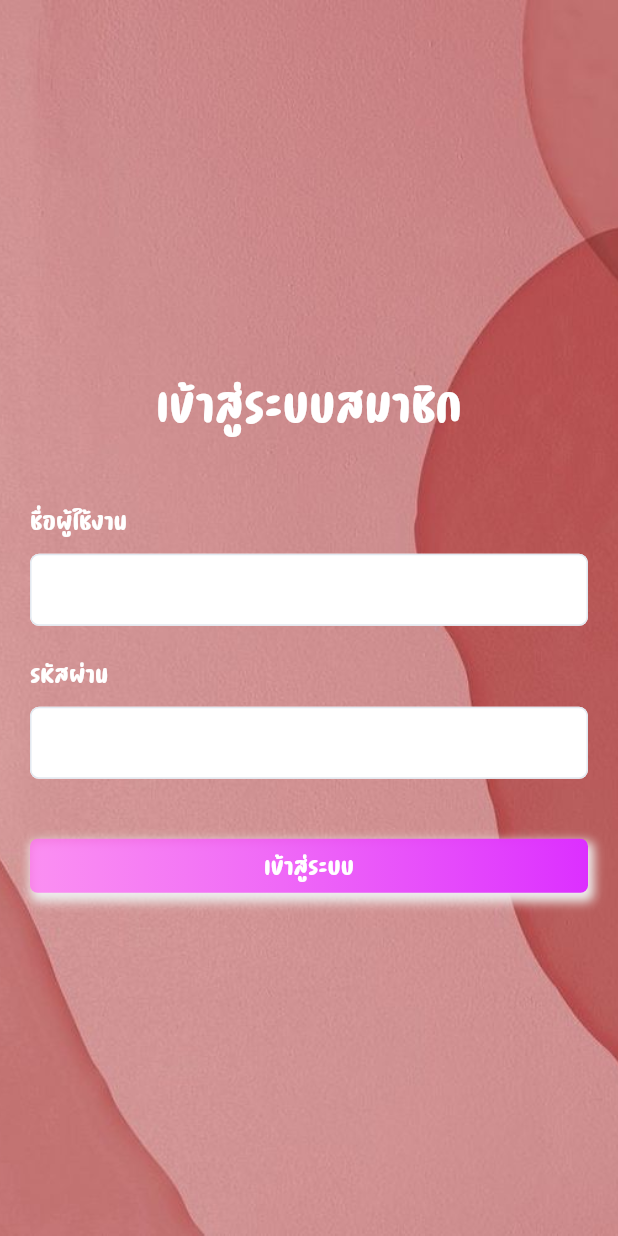
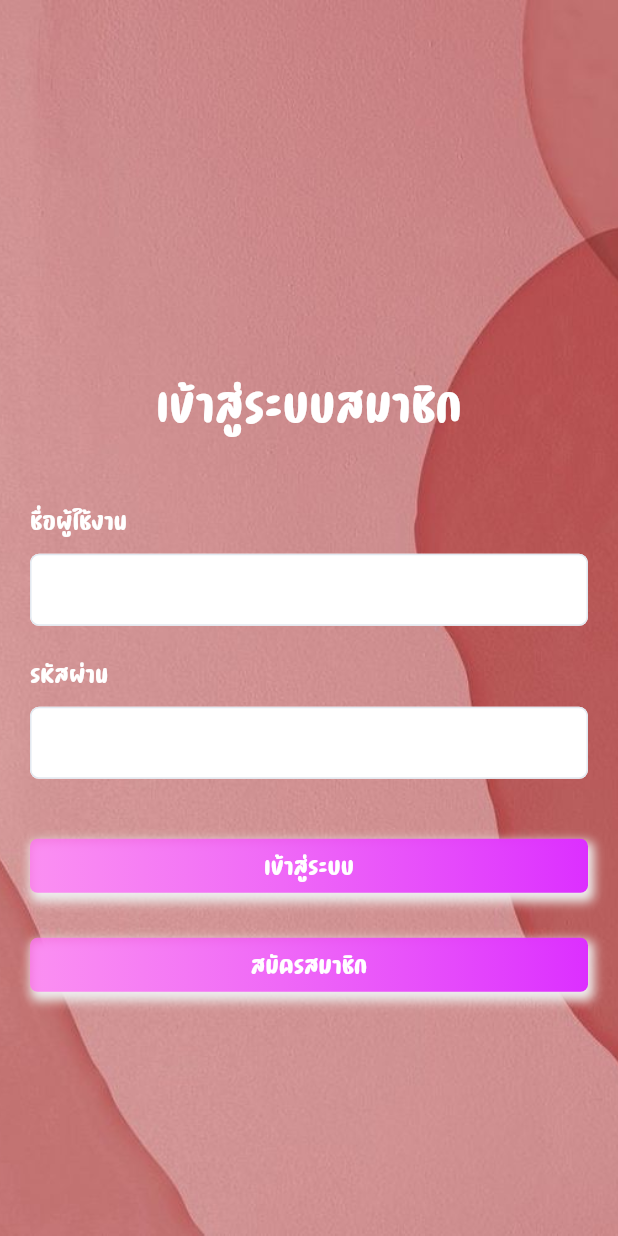
Before and after one commit to foxyhandsome/Gift4You-Flutter, a Flutter app: the screen it shows after launch, on a phone screen of 412 x 824 dp. Run offline on Flutter 3.47's test engine with Material 2 defaults, Android fonts, the phone set to English and light mode, and no system bars; our stand-ins replace dio, persistent_bottom_nav_bar.

Commit message:
loginregisternavi

```diff
--- a/lib/src/features/auth/login.dart
+++ b/lib/src/features/auth/login.dart
@@ -1,6 +1,8 @@
 import 'package:dio/dio.dart';
 import 'package:flutter/cupertino.dart';
 import 'package:flutter/material.dart';
+import 'package:giftforyou/src/features/auth/register.dart';
+import 'package:persistent_bottom_nav_bar/persistent_tab_view.dart';
 
 import '../routing/navigate.dart';
 import 'model/user_info.dart';
@@ -35,11 +37,11 @@ class _LoginState extends State<Login> {
         userData = data;
       });
     }
-    if (userData != null && userData!.isNotEmpty) {
-      goToMain();
-    } else {
-      noti(context);
-    }
+      if (userData != null && userData!.isNotEmpty) {
+        goToMain();
+      } else {
+        noti(context);
+      }
 
     print(response);
   }
@@ -206,6 +208,51 @@ class _LoginState extends State<Login> {
     );
   }
 
+gotoregister () {
+    PersistentNavBarNavigator.pushNewScreen(
+      context,
+      screen: Register(),
+      withNavBar: false,
+      pageTransitionAnimation: PageTransitionAnimation.cupertino,
+    ).then((value) => {});
+  }
+   Widget _RegisterButton() {
+    return InkWell(
+      onTap: () {
+        gotoregister();
+      },
+      child: Container(
+        width: MediaQuery.of(context).size.width,
+        padding: EdgeInsets.symmetric(vertical: 6),
+        alignment: Alignment.center,
+        decoration: BoxDecoration(
+            borderRadius: BorderRadius.all(Radius.circular(5)),
+            boxShadow: <BoxShadow>[
+              BoxShadow(
+                  color: Colors.grey.shade200,
+                  offset: Offset(2, 4),
+                  blurRadius: 5,
+                  spreadRadius: 2)
+            ],
+            gradient: LinearGradient(
+                begin: Alignment.centerLeft,
+                end: Alignment.centerRight,
+                colors: [
+                  Color.fromARGB(193, 255, 113, 243),
+                  Color.fromARGB(255, 220, 47, 255)
+                ])),
+        child: Text(
+          'สมัครสมาชิก',
+          style: TextStyle(
+            fontSize: 20,
+            color: Colors.white,
+            fontFamily: 'donut',
+          ),
+        ),
+      ),
+    );
+  }
+
   Widget _title() {
     return RichText(
       textAlign: TextAlign.center,
@@ -253,6 +300,8 @@ class _LoginState extends State<Login> {
                 _emailPasswordWidget(),
                 SizedBox(height: 30),
                 _submitButton(),
+                SizedBox(height: 30),
+                _RegisterButton(),
               ],
             ),
           ),
--- a/lib/src/features/routing/navigate.dart
+++ b/lib/src/features/routing/navigate.dart
@@ -64,7 +64,7 @@ class _NavigationMenuBarState extends State<NavigationMenuBar> {
 
   List<Widget> _buildScreens() {
     return [
-      Home(), Register(), Home(), Home()
+      Home(), Home(), Home(), Home()
       // MainList(),
       // Test()
     ];
```
Also changed, not shown: lib/src/features/auth/register.dart (+1 -14 lines).
